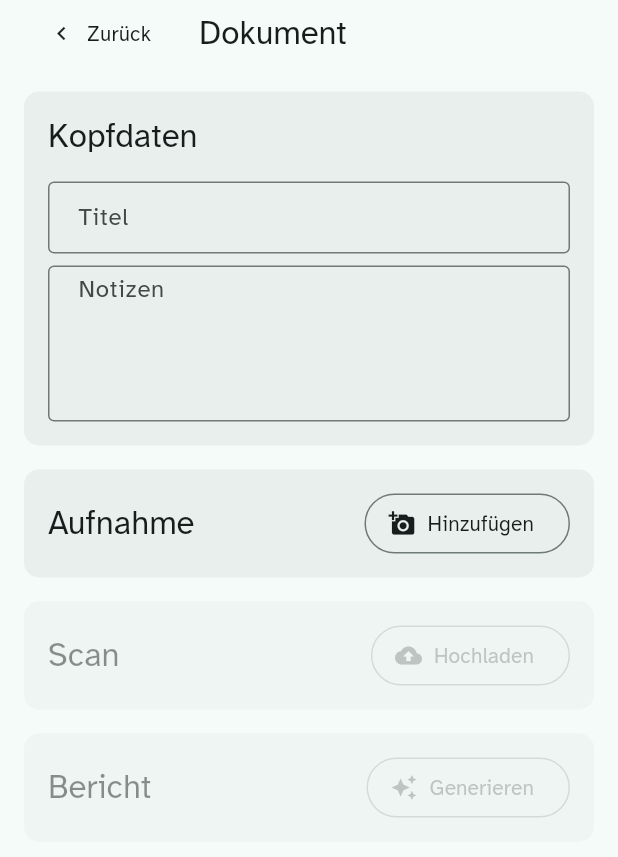
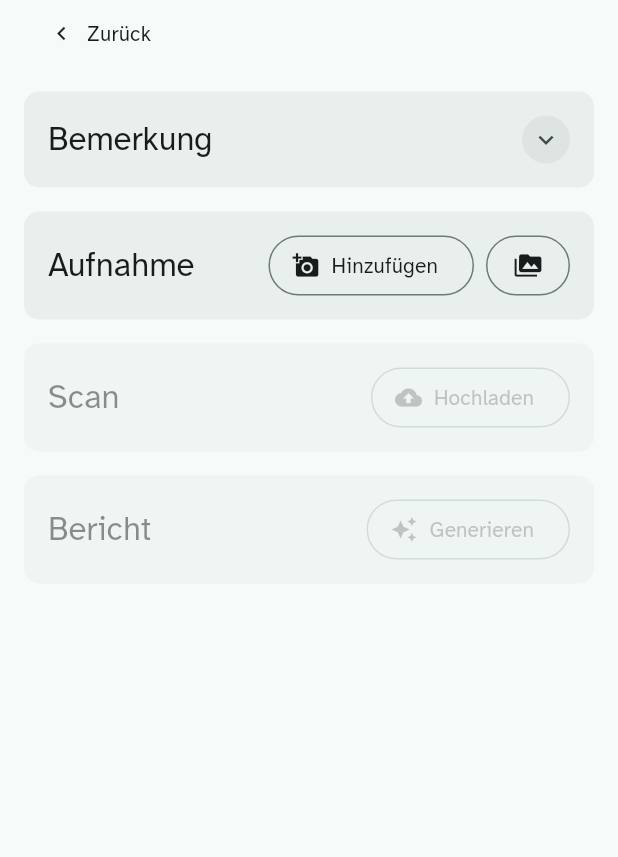
Before and after one commit to jannis15/paper-cv, a Flutter app: the screen it shows after launch, after a tap on the "close" icon, after a tap on "Erfassen", on a phone screen of 412 x 824 dp. Shown: the top 857 px of the screen. Run offline on Flutter 3.47's test engine with Material 3 defaults, Android fonts, the phone set to English and light mode, and no system bars; our stand-ins replace camera, dio, drift, drift_flutter, flutter_riverpod, font_awesome_flutter and 9 more; missing offline and left inert: dart:html, file_icon, flutter_logs, gal, timeago_flutter; accounts and stored records are empty; generated files the repository leaves out were written again; statements that could not run were skipped.

Commit message:
pick from gallery directly from form & dropdown for details

```diff
--- a/frontend/lib/components/floor_attachment_card.dart
+++ b/frontend/lib/components/floor_attachment_card.dart
@@ -18,9 +18,11 @@ class FloorAttachmentCard extends StatefulWidget {
   final String title;
   final List<SelectedFile> files;
   final Future<List<SelectedFile>?> Function() onPickFiles;
+  final Future<List<SelectedFile>?> Function()? onPickFiles2;
   final Function(List<SelectedFile> files) onAddFiles;
   final Function(SelectedFile file) onRemoveFile;
   final IconData iconData;
+  final IconData? iconData2;
   final String iconText;
   final bool disablePickFile;
 
@@ -29,12 +31,14 @@ class FloorAttachmentCard extends StatefulWidget {
     required this.title,
     required this.files,
     required this.onPickFiles,
+    this.onPickFiles2,
     required this.onAddFiles,
     required this.onRemoveFile,
     this.disablePickFile = false,
     this.iconData = Icons.add,
+    this.iconData2,
     this.iconText = 'Hinzufügen',
-  });
+  }) : assert((iconData2 == null && onPickFiles2 == null) || (iconData2 != null && onPickFiles2 != null), 'FloorAttachmentCard wrong parameters!');
 
   @override
   State<FloorAttachmentCard> createState() => _FloorAttachmentCardState();
@@ -69,6 +73,22 @@ class _FloorAttachmentCardState extends State<FloorAttachmentCard> {
         tmpImage = await decodeImageFromList(file.data);
       }
       _previewImages.add(tmpImage);
+    }
+  }
+
+  Future<void> _onPickFilesButtonPress(Future<List<SelectedFile>?> Function() onPickFiles) async {
+    _isAttaching = true;
+    setState(() {});
+    try {
+      final newFiles = await onPickFiles();
+      if (newFiles != null) {
+        _files.addAll(newFiles);
+        await _addPreviewImages(newFiles);
+        widget.onAddFiles(newFiles);
+      }
+    } finally {
+      _isAttaching = false;
+      if (context.mounted) setState(() {});
     }
   }
 
@@ -168,27 +188,23 @@ class _FloorAttachmentCardState extends State<FloorAttachmentCard> {
                   style: textTheme.titleLarge,
                 ),
               ),
-              FloorOutlinedButton(
-                iconData: widget.iconData,
-                text: widget.iconText,
-                loading: _isLoading || _isAttaching,
-                onPressed: widget.disablePickFile
-                    ? null
-                    : () async {
-                        _isAttaching = true;
-                        setState(() {});
-                        try {
-                          final newFiles = await widget.onPickFiles();
-                          if (newFiles != null) {
-                            _files.addAll(newFiles);
-                            await _addPreviewImages(newFiles);
-                            widget.onAddFiles(newFiles);
-                          }
-                        } finally {
-                          _isAttaching = false;
-                          if (context.mounted) setState(() {});
-                        }
-                      },
+              RowGap(
+                gap: AppSizes.kSmallGap,
+                crossAxisAlignment: CrossAxisAlignment.center,
+                children: [
+                  FloorOutlinedButton(
+                    iconData: widget.iconData,
+                    text: widget.iconText,
+                    loading: _isLoading || _isAttaching,
+                    onPressed: widget.disablePickFile ? null : () => _onPickFilesButtonPress(widget.onPickFiles),
+                  ),
+                  if (widget.iconData2 != null && widget.onPickFiles2 != null)
+                    FloorOutlinedButton(
+                      iconData: widget.iconData2,
+                      loading: _isLoading || _isAttaching,
+                      onPressed: widget.disablePickFile ? null : () => _onPickFilesButtonPress(widget.onPickFiles2!),
+                    ),
+                ],
               ),
             ],
           ),
--- a/frontend/lib/components/floor_buttons.dart
+++ b/frontend/lib/components/floor_buttons.dart
@@ -11,7 +11,7 @@ enum FloorButtonType {
 abstract class FloorButton extends StatelessWidget {
   final bool loading;
   final IconData? iconData;
-  final String text;
+  final String? text;
   final void Function()? onPressed;
   final Color? foregroundColor;
   final TextDecoration? textDecoration;
@@ -20,7 +20,7 @@ abstract class FloorButton extends StatelessWidget {
 
   FloorButton({
     this.iconData,
-    required this.text,
+    this.text,
     this.onPressed,
     this.loading = false,
     required this.type,
@@ -68,10 +68,11 @@ abstract class FloorButton extends StatelessWidget {
                 )
               else if (iconData != null)
                 SizedBox(width: AppSizes.kSubIconSize, child: Icon(iconData, size: AppSizes.kSubIconSize, color: getForegroundColor())),
-              Text(
-                text,
-                style: textTheme.labelLarge?.copyWith(color: getForegroundColor(), decoration: textDecoration),
-              ),
+              if (text != null)
+                Text(
+                  text!,
+                  style: textTheme.labelLarge?.copyWith(color: getForegroundColor(), decoration: textDecoration),
+                ),
             ],
           ),
           style: ButtonStyle(
@@ -82,7 +83,7 @@ abstract class FloorButton extends StatelessWidget {
             foregroundColor: WidgetStatePropertyAll(getForegroundColor()),
             backgroundColor: WidgetStatePropertyAll(getBackgroundColor()),
             padding: WidgetStatePropertyAll(
-              EdgeInsets.fromLTRB(AppSizes.kGap, 0, iconData != null ? AppSizes.kMediumBigGap : AppSizes.kGap, 0),
+              EdgeInsets.fromLTRB(AppSizes.kGap, 0, iconData != null && text != null ? AppSizes.kMediumBigGap : AppSizes.kGap, 0),
             ),
           ),
         ),
@@ -95,7 +96,7 @@ class FloorTransparentButton extends FloorButton {
   FloorTransparentButton({
     super.iconData,
     super.foregroundColor,
-    required super.text,
+    super.text,
     super.onPressed,
     super.textDecoration,
     super.loading,
@@ -105,7 +106,7 @@ class FloorTransparentButton extends FloorButton {
 class FloorOutlinedButton extends FloorButton {
   FloorOutlinedButton({
     super.iconData,
-    required super.text,
+    super.text,
     super.onPressed,
     super.textDecoration,
     super.loading,
@@ -115,7 +116,7 @@ class FloorOutlinedButton extends FloorButton {
 class FloorFilledButton extends FloorButton {
   FloorFilledButton({
     super.iconData,
-    required super.text,
+    super.text,
     super.onPressed,
     super.textDecoration,
     super.loading,
--- a/frontend/lib/presentation/floor_overview_screen.dart
+++ b/frontend/lib/presentation/floor_overview_screen.dart
@@ -5,6 +5,7 @@ import 'package:paper_cv/components/floor_attachment_card.dart';
 import 'package:paper_cv/components/floor_buttons.dart';
 import 'package:paper_cv/components/floor_card.dart';
 import 'package:paper_cv/components/floor_file_picker.dart';
+import 'package:paper_cv/components/floor_icon_button.dart';
 import 'package:paper_cv/components/floor_layout_body.dart';
 import 'package:paper_cv/components/floor_loader_overlay.dart';
 import 'package:paper_cv/components/floor_text_field.dart';
@@ -14,6 +15,7 @@ import 'package:paper_cv/data/models/floor_enums.dart';
 import 'package:paper_cv/data/repositories/floor_repository.dart';
 import 'package:paper_cv/domain/floor_models.dart';
 import 'package:paper_cv/utils/file_picker_models.dart';
+import 'package:paper_cv/utils/file_picker_utils.dart';
 import 'package:paper_cv/utils/list_utils.dart';
 import 'package:paper_cv/utils/widget_utils.dart';
 import 'package:flutter/material.dart';
@@ -38,6 +40,7 @@ class _FloorOverviewScreenState extends State<FloorOverviewScreen> {
   bool _isSaving = false;
   late DocumentForm _form;
   bool _isDirty = false; // if true, the form needs to be saved
+  bool _showDocumentDetails = false;
 
   void _setIsDirty() {
     _isDirty = true;
@@ -98,6 +101,7 @@ class _FloorOverviewScreenState extends State<FloorOverviewScreen> {
           title: 'Aufnahme',
           files: _form.captures,
           iconData: Icons.add_a_photo,
+          iconData2: Icons.perm_media,
           onPickFiles: () async {
             final file = await FloorFilePicker.pickFile(context, pickerOption: FilePickerOption.camera);
             if (file == null) return null;
@@ -107,6 +111,7 @@ class _FloorOverviewScreenState extends State<FloorOverviewScreen> {
             file.fileType = FileType.capture;
             return [file];
           },
+          onPickFiles2: () => FilePickerHelper.pickImageSelectedFile(context, allowMultiple: true),
           onAddFiles: (_) => setState(() {
             _setIsDirty();
           }),
@@ -187,7 +192,7 @@ class _FloorOverviewScreenState extends State<FloorOverviewScreen> {
       child: Scaffold(
         backgroundColor: useDesktopLayout ? colorScheme.surfaceContainer : null,
         appBar: FloorAppBar(
-          title: Text('Dokument'),
+          title: useDesktopLayout ? Text('Dokument') : null,
           showBackButton: !useDesktopLayout,
           customPop: tryCloseForm,
         ),
@@ -238,12 +243,28 @@ class _FloorOverviewScreenState extends State<FloorOverviewScreen> {
                                     ],
                                   ),
                                 FloorCard(
-                                  child: ColumnGap(
-                                    gap: AppSizes.kGap,
+                                  child: Column(
                                     crossAxisAlignment: CrossAxisAlignment.stretch,
                                     children: [
-                                      Text('Kopfdaten', style: textTheme.titleLarge),
-                                      ColumnGap(
+                                      Row(
+                                        mainAxisAlignment: MainAxisAlignment.spaceBetween,
+                                        children: [
+                                          Text('Bemerkung', style: textTheme.titleLarge),
+                                          FloorIconButton(
+                                            iconData: _showDocumentDetails ? Icons.expand_less : Icons.expand_more,
+                                            onPressed: () {
+                                              _showDocumentDetails = !_showDocumentDetails;
+                                              setState(() {});
+                                            },
+                                          ),
+                                        ],
+                                      ),
+                                      if (_showDocumentDetails) SizedBox(height: AppSizes.kGap),
+                                      AnimatedSize(
+                                        duration: Duration(milliseconds: 200),
+                                        curve: Curves.easeIn,
+                                        child: _showDocumentDetails
+                                            ? ColumnGap(
                                                 gap: AppSizes.kSmallGap,
                                                 crossAxisAlignment: CrossAxisAlignment.stretch,
                                                 children: [
@@ -266,6 +287,8 @@ class _FloorOverviewScreenState extends State<FloorOverviewScreen> {
                                                     maxLines: null,
                                                   ),
                                                 ],
+                                              )
+                                            : SizedBox(),
                                       ),
                                     ],
                                   ),
--- a/frontend/lib/utils/camera/camera_utils.dart
+++ b/frontend/lib/utils/camera/camera_utils.dart
@@ -1,5 +1,3 @@
-import 'dart:math';
-
 import 'package:camera/camera.dart';
 import 'package:flutter/foundation.dart';
 import 'package:paper_cv/config/config.dart';
@@ -7,8 +5,8 @@ import 'package:paper_cv/utils/alert_dialog.dart';
 import 'package:flutter/material.dart';
 import 'package:flutter/services.dart';
 import 'package:gal/gal.dart';
-import 'package:image_picker/image_picker.dart';
 import 'package:paper_cv/utils/file_picker_models.dart';
+import 'package:paper_cv/utils/file_picker_utils.dart';
 import 'package:paper_cv/utils/list_utils.dart';
 import 'package:paper_cv/utils/orientation_helper.dart';
 import 'package:permission_handler/permission_handler.dart';
```
Also changed, not shown: frontend/lib/utils/camera/camera_view.dart (+5 -50 lines), frontend/lib/utils/file_picker_utils.dart (added, +58 -0 lines). Lines whose indentation alone changed are shown as unchanged.
